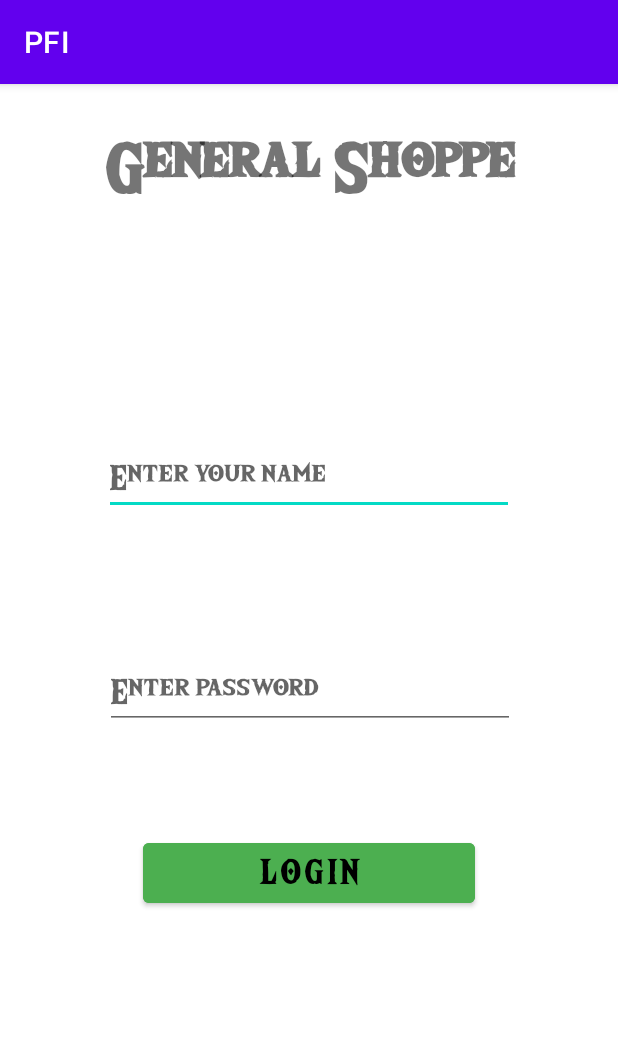
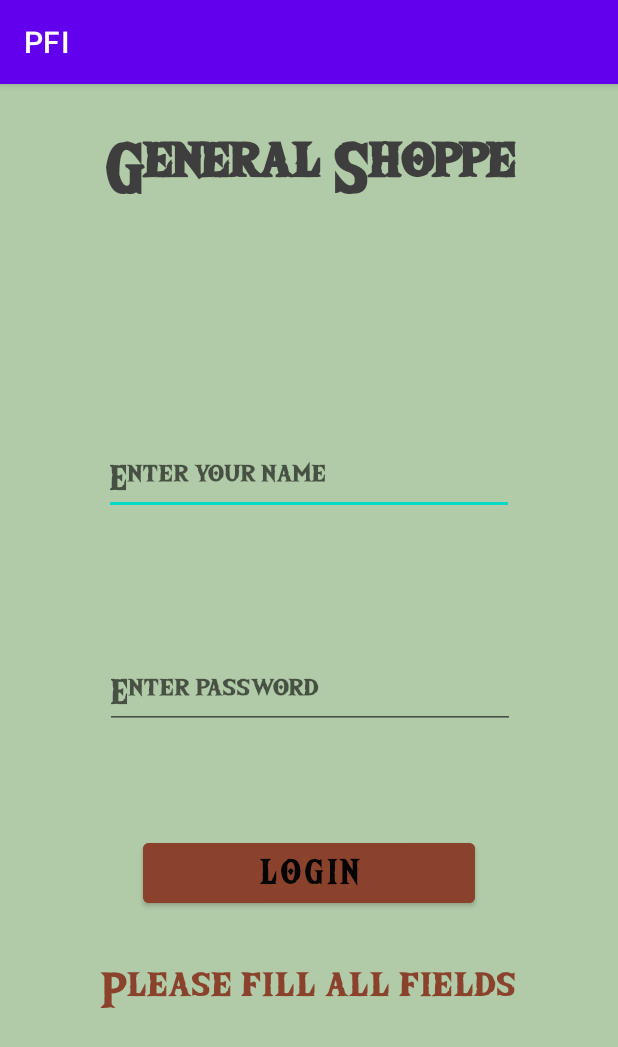
Before and after one commit to Alexis3335/PFI, an Android app: the screen it shows after launch (login), after a tap on "LOGIN", on a phone screen of 412 x 824 dp. Shown: the top 1047 px of the screen. Run offline under Robolectric (Android 15) with nearby library versions, the phone set to English and light mode, and no system bars.

Commit message:
login fini

```diff
--- a/app/src/main/java/com/example/pfi/login.java
+++ b/app/src/main/java/com/example/pfi/login.java
@@ -2,10 +2,12 @@ package com.example.pfi;
 
 import androidx.appcompat.app.AppCompatActivity;
 
+import android.content.Intent;
 import android.os.Bundle;
 import android.view.View;
 import android.widget.Button;
 import android.widget.EditText;
+import android.widget.TextView;
 
 public class login extends AppCompatActivity {
 
@@ -17,7 +19,17 @@ public class login extends AppCompatActivity {
         Button btnLogin = findViewById(R.id.btnLogin);
         EditText editTextNom = findViewById(R.id.editLoginNom);
         EditText editTextPass = findViewById(R.id.editLoginPass);
+        TextView erreur = findViewById(R.id.textLoginErreur);
         btnLogin.setOnClickListener(view -> {
+            String nom = editTextNom.getText().toString();
+            String pass = editTextPass.getText().toString();
+            if(nom.isEmpty() || pass.isEmpty()){
+                erreur.setVisibility(View.VISIBLE);
+            }
+            else{
+                Clients client = new Clients(nom);
+               // Intent intent = new Intent
+            }
 
         });
     }
--- a/app/src/main/res/layout/login.xml
+++ b/app/src/main/res/layout/login.xml
@@ -4,6 +4,8 @@
     xmlns:tools="http://schemas.android.com/tools"
     android:layout_width="match_parent"
     android:layout_height="match_parent"
+    android:background="#FFFFFF"
+    android:backgroundTint="#B1CAA7"
     tools:context=".login">
 
     <EditText
@@ -16,6 +18,7 @@
         android:hint="@string/login_nom"
         android:inputType="textPersonName"
         android:minHeight="48dp"
+        android:textColor="#3E3E3E"
         android:textSize="24sp"
         app:layout_constraintEnd_toEndOf="parent"
         app:layout_constraintStart_toStartOf="parent"
@@ -31,6 +34,7 @@
         android:inputType="textPersonName"
         android:minHeight="48dp"
         android:password="true"
+        android:textColor="#3E3E3E"
         android:textSize="24sp"
         app:layout_constraintBottom_toTopOf="@+id/btnLogin"
         app:layout_constraintEnd_toEndOf="parent"
@@ -45,6 +49,7 @@
         android:layout_height="wrap_content"
         android:fontFamily="@font/zelda_font"
         android:text="@string/nom_magasin"
+        android:textColor="#3E3E3E"
         android:textSize="48sp"
         android:textStyle="bold"
         app:layout_constraintBottom_toBottomOf="parent"
@@ -59,12 +64,29 @@
         android:layout_width="221dp"
         android:layout_height="52dp"
         android:layout_marginBottom="216dp"
-        android:backgroundTint="#4CAF50"
+        android:backgroundTint="#8B422C"
         android:fontFamily="@font/zelda_font"
         android:text="@string/bouton_login"
-        android:textColor="#000000"
+        android:textColor="#050505"
         android:textSize="24sp"
         app:layout_constraintBottom_toBottomOf="parent"
         app:layout_constraintEnd_toEndOf="parent"
         app:layout_constraintStart_toStartOf="parent" />
+
+    <TextView
+        android:id="@+id/textLoginErreur"
+        android:layout_width="0dp"
+        android:layout_height="wrap_content"
+        android:fontFamily="@font/zelda_font"
+        android:text="@string/erreur_login"
+        android:textAlignment="center"
+        android:textColor="#8B422C"
+        android:textSize="34sp"
+        android:visibility="gone"
+        app:layout_constraintBottom_toBottomOf="parent"
+        app:layout_constraintEnd_toEndOf="parent"
+        app:layout_constraintHorizontal_bias="0.489"
+        app:layout_constraintStart_toStartOf="parent"
+        app:layout_constraintTop_toBottomOf="@+id/btnLogin"
+        app:layout_constraintVertical_bias="0.197" />
 </androidx.constraintlayout.widget.ConstraintLayout>
--- a/app/src/main/res/values/strings.xml
+++ b/app/src/main/res/values/strings.xml
@@ -11,4 +11,5 @@
     <string name="bouton_login">Login</string>
     <string name="btnBack">Back</string>
     <string name="btnAddCart">Add to cart</string>
+    <string name="erreur_login">Please fill all fields</string>
 </resources>
```
Also changed, not shown: 1 other file.
